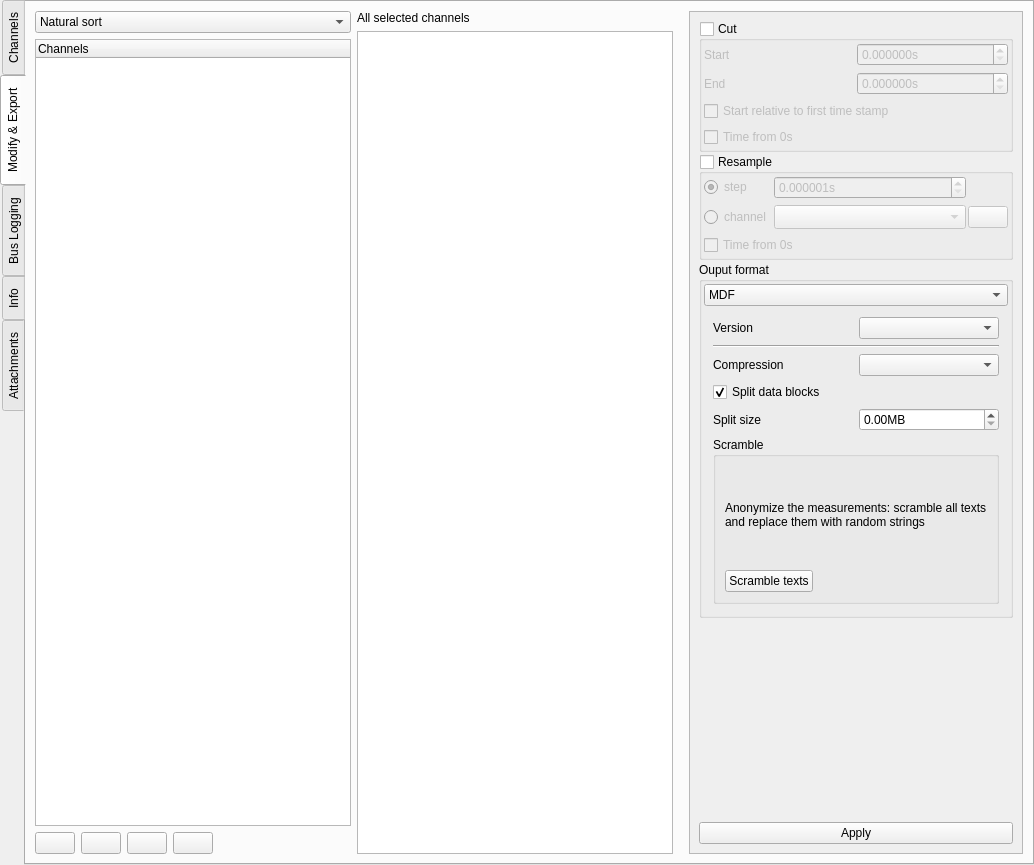
The window that asammdf/gui/ui/file_widget.ui (danielhrisca/asammdf) describes before a commit, drawn with Qt 5.
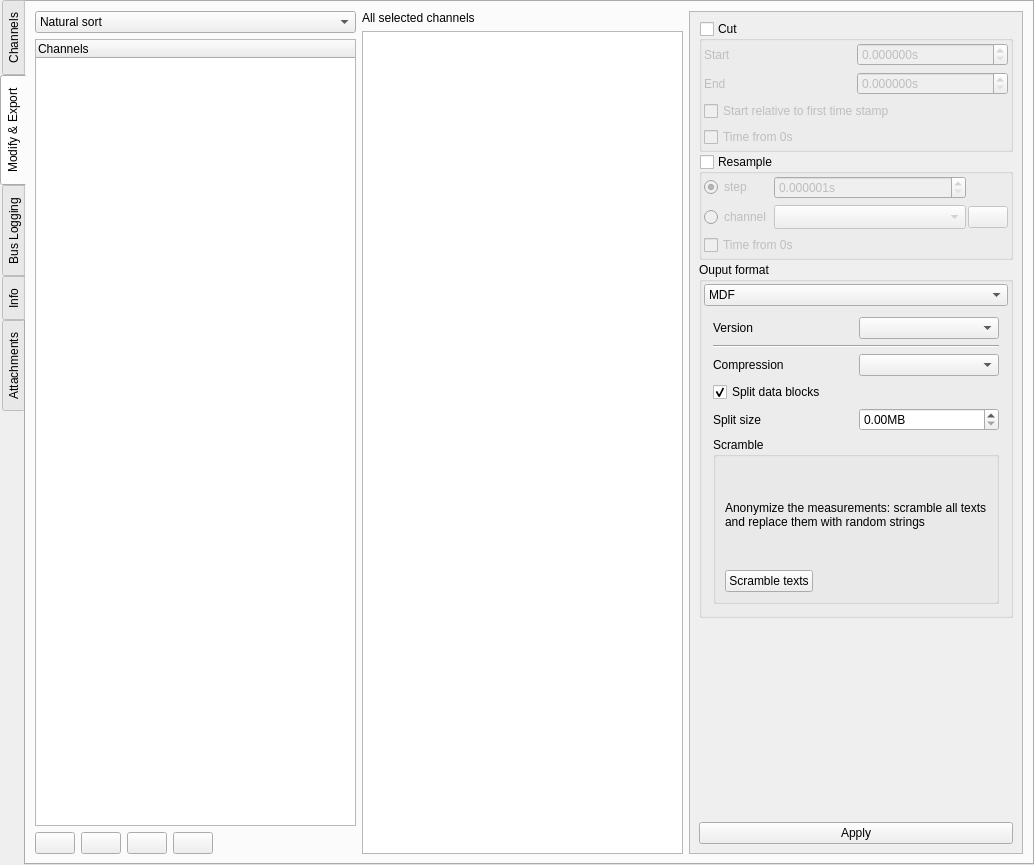
The same window after the commit. The open tabs and pages were chosen to show the change. Icons and pictures are not drawn. Custom widgets are drawn as their Qt base class.

Commit message: * signal cutting and intep preserves the dtype, so casting to native byte order is wrong * allow file overwrite in the modify tab

Diff of the .ui file:
```diff
--- a/asammdf/gui/ui/file_widget.ui
+++ b/asammdf/gui/ui/file_widget.ui
@@ -233,7 +233,7 @@
       <attribute name="title">
        <string>Modify &amp;&amp; Export</string>
       </attribute>
-      <layout class="QHBoxLayout" name="horizontalLayout" stretch="1,1,0,0">
+      <layout class="QHBoxLayout" name="horizontalLayout" stretch="0,0,0">
        <item>
         <layout class="QVBoxLayout" name="verticalLayout_2">
          <item>
@@ -366,19 +366,6 @@
          </item>
         </layout>
        </item>
-       <item>
-        <spacer name="horizontalSpacer_3">
-         <property name="orientation">
-          <enum>Qt::Horizontal</enum>
-         </property>
-         <property name="sizeHint" stdset="0">
-          <size>
-           <width>10</width>
-           <height>10</height>
-          </size>
-         </property>
-        </spacer>
-       </item>
        <item>
         <widget class="QScrollArea" name="scrollArea">
          <property name="widgetResizable">
```
Left out of the diff: 6 changed lines with no effect on the pictures. The commit also changes 4 other files.
